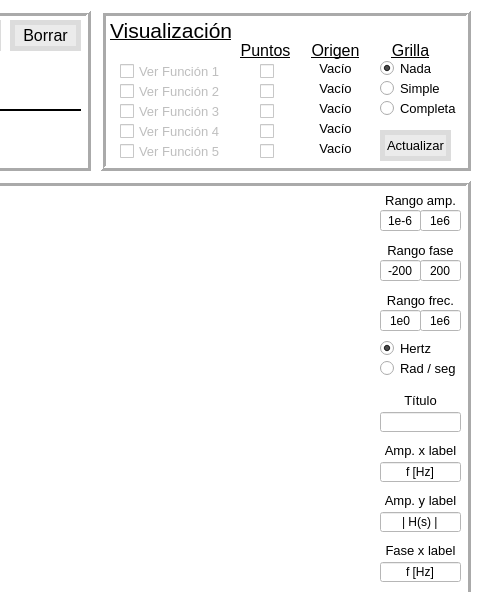
pabgonzalez/Plot_Tool, file ui/mainwindow.ui: the form before one commit; both pictures show x 800 to 1280 and y 0 to 592 of the 1280 by 700 pixel window.
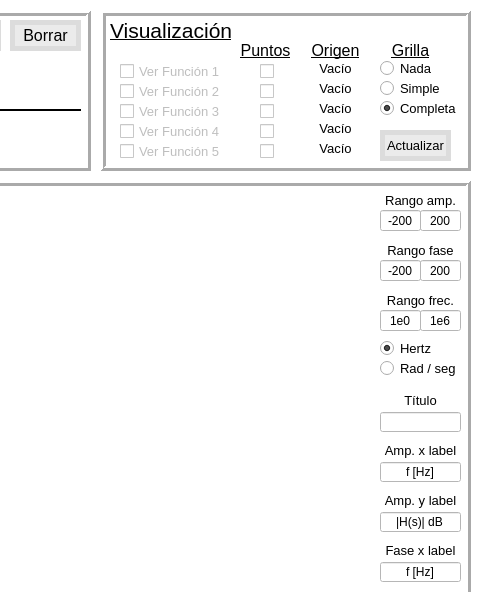
The form after the commit.

Diff of the .ui file:
```diff
--- a/ui/mainwindow.ui
+++ b/ui/mainwindow.ui
@@ -1211,7 +1211,7 @@
       <string>Nada</string>
      </property>
      <property name="checked">
-      <bool>true</bool>
+      <bool>false</bool>
      </property>
     </widget>
     <widget class="QRadioButton" name="simplegrid">
@@ -1252,6 +1252,9 @@
      <property name="text">
       <string>Completa</string>
      </property>
+     <property name="checked">
+      <bool>true</bool>
+     </property>
     </widget>
     <widget class="QLabel" name="originlabel_2">
      <property name="geometry">
@@ -1355,7 +1358,7 @@
        </rect>
       </property>
       <property name="text">
-       <string>| H(s) |</string>
+       <string>|H(s)| dB</string>
       </property>
       <property name="alignment">
        <set>Qt::AlignCenter</set>
@@ -1600,7 +1603,7 @@
        <set>Qt::ImhFormattedNumbersOnly</set>
       </property>
       <property name="text">
-       <string>1e-6</string>
+       <string>-200</string>
       </property>
       <property name="alignment">
        <set>Qt::AlignCenter</set>
@@ -1619,7 +1622,7 @@
        <set>Qt::ImhFormattedNumbersOnly</set>
       </property>
       <property name="text">
-       <string>1e6</string>
+       <string>200</string>
       </property>
       <property name="alignment">
        <set>Qt::AlignCenter</set>
```
